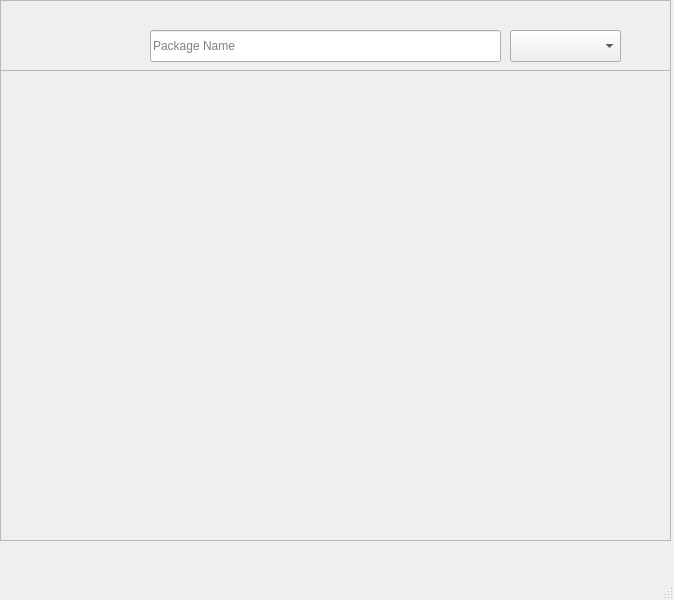
Before: the Qt Designer form src/Ui/Main.ui in Aud4city-Pr0/Apple-Box, drawn with Qt 5.
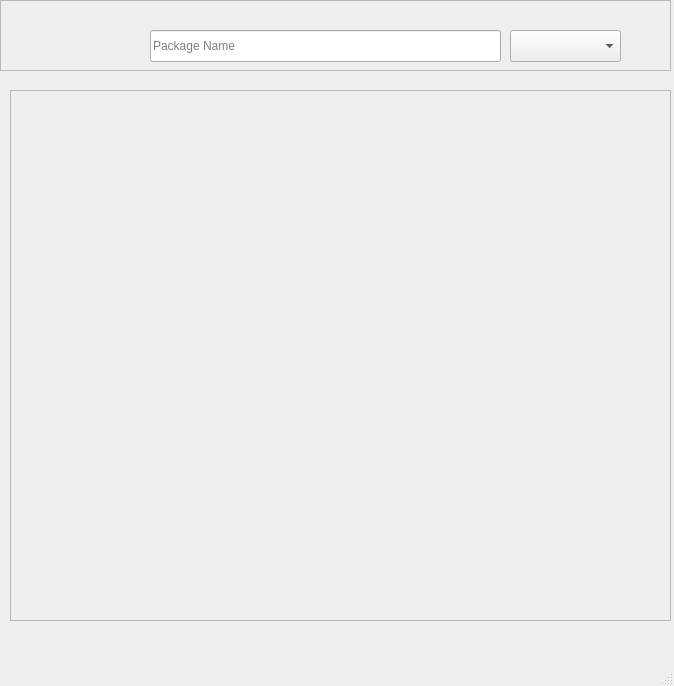
After: the same form once the commit is applied.

Commit message: added package card widget

```diff
--- a/src/Ui/Main.ui
+++ b/src/Ui/Main.ui
@@ -7,7 +7,7 @@
     <x>0</x>
     <y>0</y>
     <width>674</width>
-    <height>600</height>
+    <height>686</height>
    </rect>
   </property>
   <property name="sizePolicy">
@@ -77,10 +77,10 @@
    <widget class="QScrollArea" name="PackagesFrame">
     <property name="geometry">
      <rect>
-      <x>0</x>
-      <y>70</y>
-      <width>671</width>
-      <height>471</height>
+      <x>10</x>
+      <y>90</y>
+      <width>661</width>
+      <height>531</height>
      </rect>
     </property>
     <property name="horizontalScrollBarPolicy">
@@ -97,8 +97,8 @@
       <rect>
        <x>0</x>
        <y>0</y>
-       <width>671</width>
-       <height>471</height>
+       <width>661</width>
+       <height>531</height>
       </rect>
      </property>
     </widget>
```
Left out of the diff: 2 changed lines with no effect on the pictures. The commit also changes 1 other file.
